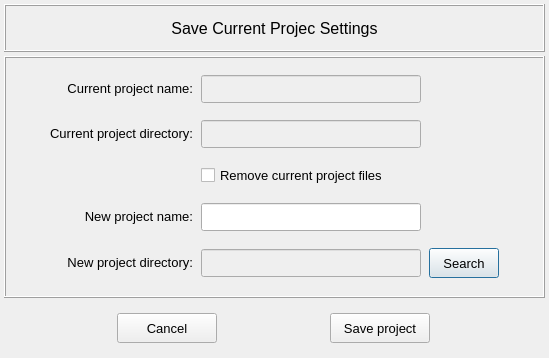
First picture: the form in pulse/interface/data/ui_files/project/save_project_as.ui, repository open-pulse/OpenPulse, before the edit.
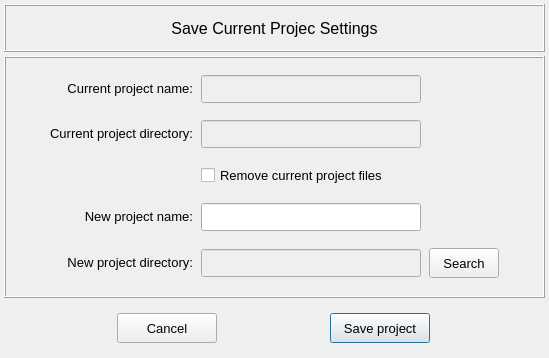
Second picture: the form after the edit. Icons and pictures are not drawn.

```diff
--- a/pulse/interface/data/ui_files/project/save_project_as.ui
+++ b/pulse/interface/data/ui_files/project/save_project_as.ui
@@ -137,6 +137,9 @@
          <iconset>
           <normaloff>../data/icons/020-search.png</normaloff>../data/icons/020-search.png</iconset>
         </property>
+        <property name="autoDefault">
+         <bool>false</bool>
+        </property>
        </widget>
       </item>
       <item row="2" column="2">
@@ -484,6 +487,12 @@
         <property name="text">
          <string>Save project</string>
         </property>
+        <property name="autoDefault">
+         <bool>false</bool>
+        </property>
+        <property name="default">
+         <bool>true</bool>
+        </property>
        </widget>
       </item>
       <item row="0" column="0">
```
Left out of the diff: 13 changed lines with no effect on the pictures.
